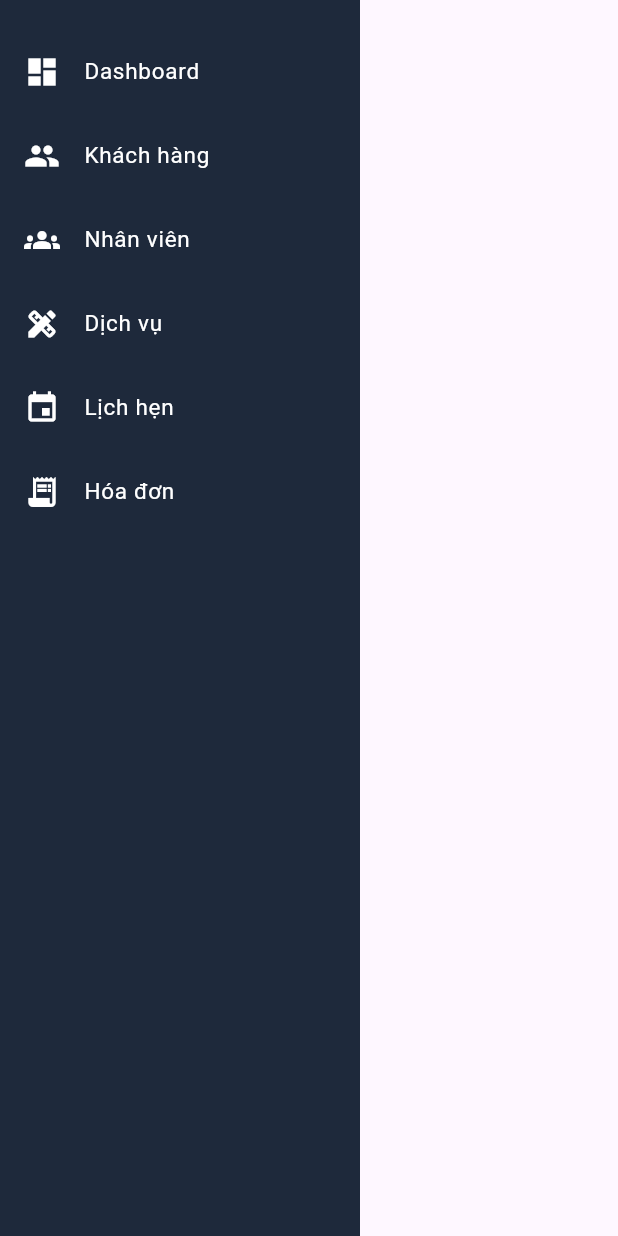
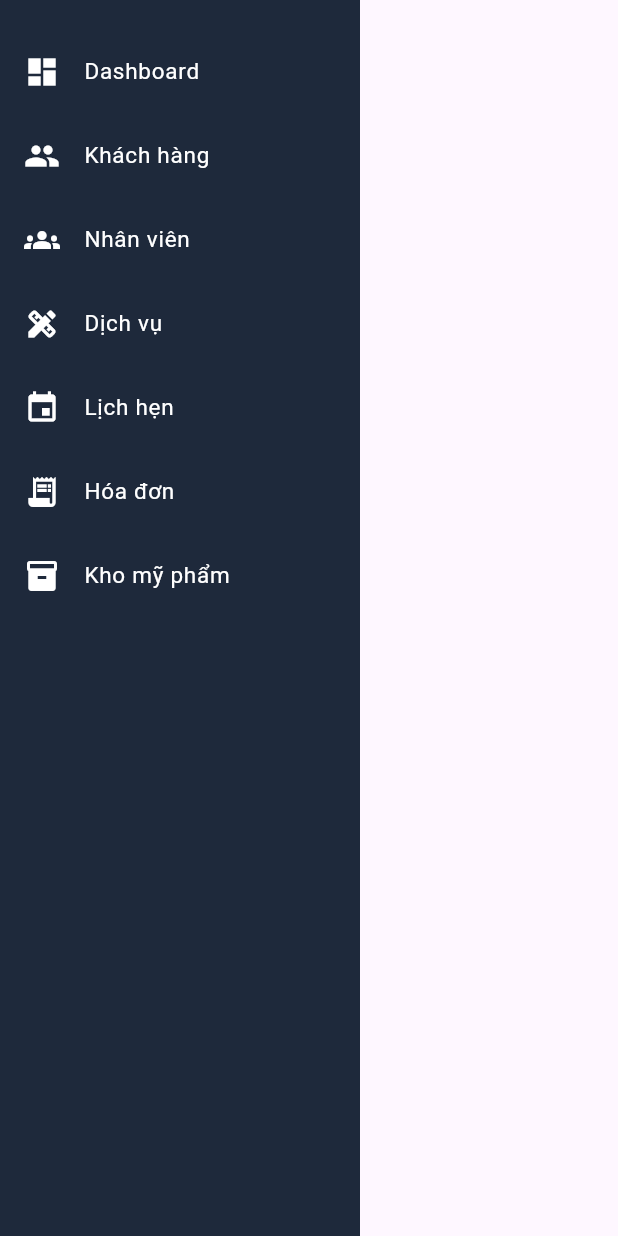
Before and after one commit to conlele0201/spa-crm-pro, a Flutter app: the Sidebar widget shown alone on an empty page, opened directly with empty values, on a phone screen of 412 x 824 dp. Run offline on Flutter 3.47's test engine with Material 3 defaults, Android fonts, the phone set to English and light mode, and no system bars; our stand-ins replace supabase_flutter; accounts and stored records are empty; statements that could not run were skipped.

Commit message:
Update sidebar.dart

```diff
--- a/frontend/lib/widgets/sidebar.dart
+++ b/frontend/lib/widgets/sidebar.dart
@@ -44,7 +44,12 @@ class Sidebar extends StatelessWidget {
           _menuItem(
             icon: Icons.receipt_long,
             label: "Hóa đơn",
-            page: "billing",        // ← THÊM MỤC BILLING Ở ĐÂY
+            page: "billing",
+          ),
+          _menuItem(
+            icon: Icons.inventory_2,
+            label: "Kho mỹ phẩm",
+            page: "inventory",    // ← THÊM INVENTORY Ở ĐÂY
           ),
         ],
       ),
```
